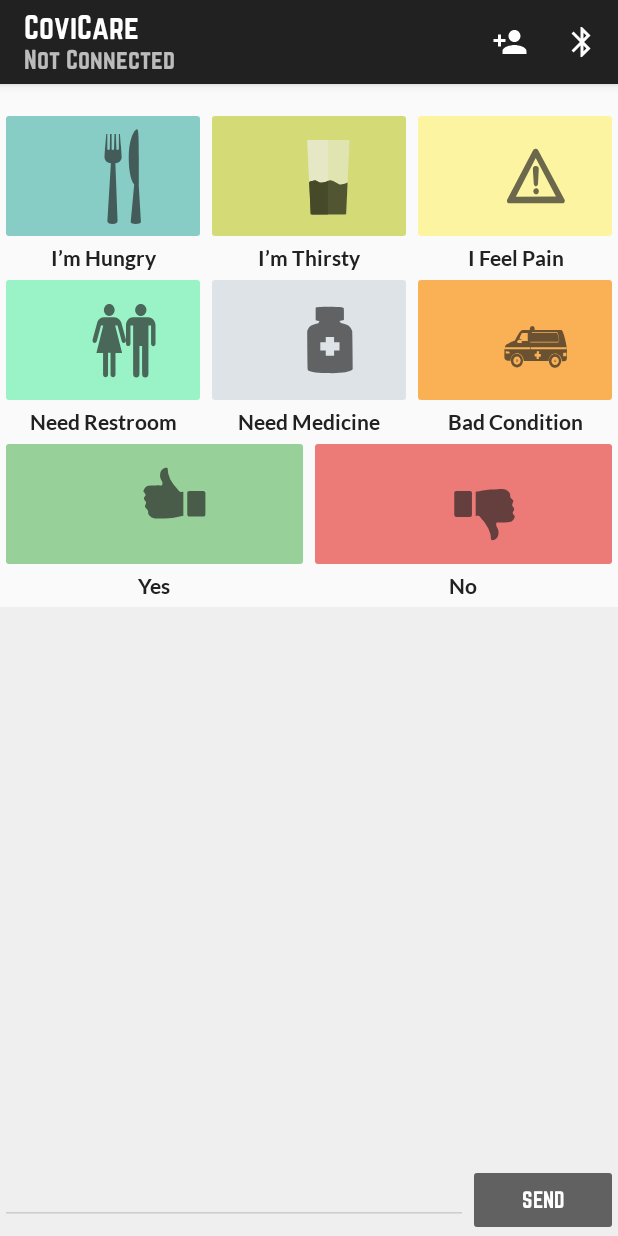
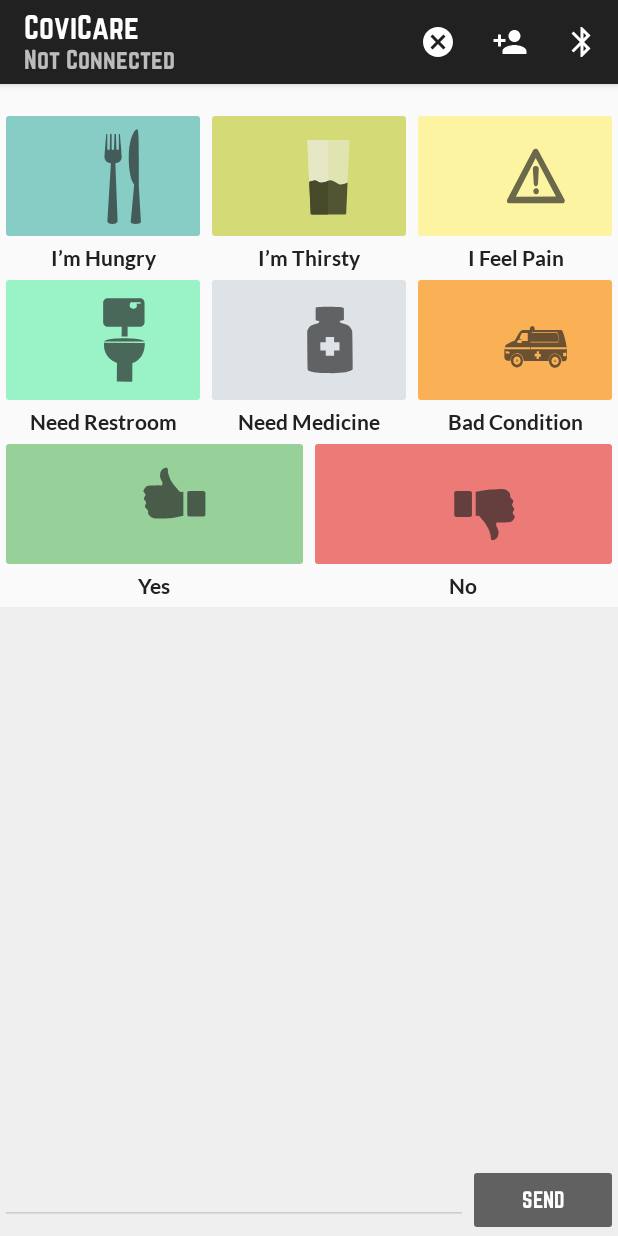
Before and after one commit to alishrara99/CoviCare, an Android app: the screen it shows after launch (MainActivity), after a tap on "Switch on Bluetooth", on a phone screen of 412 x 824 dp. Run offline under Robolectric (Android 15) with nearby library versions, the light colour scheme and no system bars.

Commit message:
Out of beta

```diff
--- a/app/src/main/java/com/example/project1/MainActivity.java
+++ b/app/src/main/java/com/example/project1/MainActivity.java
@@ -1,31 +1,28 @@
 package com.example.project1;
 
 import androidx.annotation.NonNull;
-import androidx.annotation.Nullable;
 import androidx.appcompat.app.AlertDialog;
 import androidx.appcompat.app.AppCompatActivity;
-import androidx.appcompat.widget.Toolbar;
 import androidx.core.app.ActivityCompat;
+import androidx.core.app.NotificationCompat;
 import androidx.core.content.ContextCompat;
 
+import android.app.Notification;
+import android.app.NotificationManager;
 import android.Manifest;
-import android.app.ActionBar;
+import android.app.PendingIntent;
 import android.bluetooth.BluetoothAdapter;
 import android.content.Context;
 import android.content.DialogInterface;
 import android.content.Intent;
 import android.content.pm.PackageManager;
-import android.content.res.Resources;
-import android.graphics.Typeface;
-import android.graphics.drawable.Drawable;
+import android.media.MediaPlayer;
 import android.os.Bundle;
 import android.os.Handler;
 import android.os.Message;
-import android.text.Html;
 import android.view.Menu;
 import android.view.MenuItem;
 import android.widget.ImageButton;
-import android.widget.TextView;
 import android.widget.Toast;
 import android.view.View;
 import android.widget.ArrayAdapter;
@@ -43,6 +40,7 @@ public class MainActivity extends AppCompatActivity {
     private Context context;
     private BluetoothAdapter bluetoothAdapter;
     private ChatUtils chatUtils;
+
 
     private ListView listMainChat;
     private EditText edCreateMessage;
@@ -71,6 +69,8 @@ public class MainActivity extends AppCompatActivity {
     public static final String DEVICE_NAME = "deviceName";
     public static final String TOAST = "toast";
     private String connectedDevice;
+
+    private final Handler delay = new Handler();
 
     private Handler handler = new Handler(new Handler.Callback() {
         @Override
@@ -101,12 +101,15 @@ public class MainActivity extends AppCompatActivity {
                     String outputBuffer = new String(buffer1);
                     String time = new SimpleDateFormat("hh:mm ", Locale.getDefault()).format(Calendar.getInstance().getTime());
                     adapterMainChat.add(time + "Me: " + outputBuffer);
+                    sound_msg_sent();
                     break;
                 case MESSAGE_READ:
                     byte[] buffer = (byte[]) message.obj;
                     String inputBuffer = new String(buffer, 0, message.arg1);
                     String time2 = new SimpleDateFormat("hh:mm ", Locale.getDefault()).format(Calendar.getInstance().getTime());
                     adapterMainChat.add(time2 + connectedDevice + ": " + inputBuffer);
+                    //addNotification(inputBuffer);
+                    //notification(inputBuffer);
                     break;
                 case MESSAGE_DEVICE_NAME:
                     connectedDevice = message.getData().getString(DEVICE_NAME);
@@ -128,15 +131,17 @@ public class MainActivity extends AppCompatActivity {
     protected void onCreate(Bundle savedInstanceState) {
         super.onCreate(savedInstanceState);
         setContentView(R.layout.activity_main);
-        setState("Not Connected");
+
         context = this;
 
 
         init();
         initBluetooth();
         chatUtils = new ChatUtils(context, handler);
-        chatUtils.start();
-        //chatUtils.setState(chatUtils.STATE_NONE);
+        chatUtils.setState(ChatUtils.STATE_NONE);
+        if (initBluetooth()== true && bluetoothAdapter.isEnabled()) {
+            chatUtils.startListening();
+        }
 
 
     }
@@ -154,6 +159,8 @@ public class MainActivity extends AppCompatActivity {
         imgbtnmain7 = findViewById(R.id.imgbtn_main_7);
         imgbtnmain8 = findViewById(R.id.imgbtn_main_8);
         imgbtnmain9 = findViewById(R.id.imgbtn_main_9);
+
+
 
 
         adapterMainChat = new ArrayAdapter<String>(context, R.layout.message_layout);
@@ -265,27 +272,31 @@ public class MainActivity extends AppCompatActivity {
     @Override
     public boolean onOptionsItemSelected(MenuItem item) {
         switch (item.getItemId()) {
-            /*case R.id.menu_disconnect:
+               case R.id.menu_disconnect:
                 if (initBluetooth()==true && chatUtils.getState()==ChatUtils.STATE_CONNECTED) {
-                    chatUtils.stop();
                     chatUtils.connectionLost();
                 }
                 else
                     Toast.makeText(context, "Not Connected!", Toast.LENGTH_SHORT).show();
-                return true; */
+                return true;
             case R.id.menu_search_devices:
                 if (initBluetooth()==true) {
-                    if (bluetoothAdapter.isEnabled())
+                    if (bluetoothAdapter.isEnabled() && !(chatUtils.getState()==ChatUtils.STATE_CONNECTED)) {
                         checkPermissions();
-                    else
+                    }
+                    else if (bluetoothAdapter.isEnabled()){
+                        Toast.makeText(context, "Disconnect Current Device First!", Toast.LENGTH_SHORT).show();
+                    } else
                         Toast.makeText(context, "Enable Bluetooth First!", Toast.LENGTH_SHORT).show();
                 }
                 else
                     Toast.makeText(context, "Device Not Supported!", Toast.LENGTH_SHORT).show();
                 return true;
             case R.id.menu_enable_bluetooth:
-                if (initBluetooth()==true)
-                enableBluetooth();
+                if (initBluetooth()==true) {
+                    enableBluetooth();
+
+                }
                 else
                     Toast.makeText(context, "Device Not Supported!", Toast.LENGTH_SHORT).show();
                 return true;
@@ -344,6 +355,12 @@ public class MainActivity extends AppCompatActivity {
         if (!bluetoothAdapter.isEnabled()) {
             bluetoothAdapter.enable();
             Toast.makeText(context, "Enabled Bluetooth", Toast.LENGTH_SHORT).show();
+            delay.postDelayed(new Runnable() {
+                @Override
+                public void run() {
+                    chatUtils.startListening();
+                }
+            }, 2500);
         }else{
             Toast.makeText(context, "Bluetooth already enabled!", Toast.LENGTH_SHORT).show();
         }
@@ -438,6 +455,50 @@ public class MainActivity extends AppCompatActivity {
 
     }
 
+    private void sound_msg_sent(){
+        final MediaPlayer sound_msg_sent = MediaPlayer.create(this, R.raw.msg_sent);
+        sound_msg_sent.start();
+    }
+
+   /* private void addNotification(String getString) {
+        // Builds your notification
+        NotificationCompat.Builder builder = new NotificationCompat.Builder(this)
+                .setSmallIcon(R.mipmap.ic_covicare_round)
+                .setContentTitle("CoviCare")
+                .setContentText(getString);
+
+        // Creates the intent needed to show the notification
+        Intent notificationIntent = new Intent(this, MainActivity.class);
+        PendingIntent contentIntent = PendingIntent.getActivity(this, 0, notificationIntent, PendingIntent.FLAG_UPDATE_CURRENT);
+        builder.setContentIntent(contentIntent);
+
+        // Add as notification
+        NotificationManager manager = (NotificationManager) getSystemService(Context.NOTIFICATION_SERVICE);
+        manager.notify(0, builder.build());
+    }
+
+    private void notification(String getString) {
+        NotificationCompat.Builder builder= new
+                NotificationCompat.Builder(this);
+        builder.setAutoCancel(true);
+        builder.setContentTitle("CoviCare");
+        builder.setContentText(getString);
+        builder.setSmallIcon(R.mipmap.ic_covicare_round);
+
+        Intent intent=new Intent(this, MainActivity.class);
+        PendingIntent pendingIntent= PendingIntent.getActivity(this, 0, intent, PendingIntent.FLAG_UPDATE_CURRENT);
+        builder.setContentIntent(pendingIntent);
+        builder.setDefaults(Notification.DEFAULT_VIBRATE);
+        builder.setDefaults(Notification.DEFAULT_SOUND);
+
+
+        NotificationManager notificationManager= (NotificationManager)
+                getSystemService(NOTIFICATION_SERVICE);
+        notificationManager.notify(0, builder.build());
+    }
+
+
+*/
 
 
     /*@Override
--- a/app/src/main/res/drawable/ic_bathroom_enabled.xml
+++ b/app/src/main/res/drawable/ic_bathroom_enabled.xml
@@ -4,15 +4,7 @@
     android:viewportWidth="72"
     android:viewportHeight="72">
   <path
-      android:pathData="M61.18,19.99c2.09,0 3.77,-1.78 3.77,-4c0,-2.2 -1.69,-3.99 -3.77,-3.99c-2.07,0 -3.76,1.79 -3.76,3.99C57.42,18.21 59.11,19.99 61.18,19.99z"
-      android:fillColor="#212121"/>
-  <path
-      android:pathData="M56.09,58.76c0,1.24 0.93,2.24 2.1,2.24c1.16,0 2.11,-1 2.11,-2.24v-18.8h1.77v18.8c0,1.24 0.95,2.24 2.11,2.24c1.17,0 2.1,-1 2.1,-2.24l0.01,-32.41h1.76v11.95c0,2.41 2.95,2.41 2.95,0V26.08c0,-2.65 -1.94,-5.25 -4.87,-5.25l-9.97,-0.01c-2.67,0 -4.82,2.31 -4.82,5.19v12.28c0,2.38 2.96,2.38 2.96,0V26.34h1.79L56.09,58.76L56.09,58.76z"
-      android:fillColor="#212121"/>
-  <path
-      android:pathData="M43.51,20.81c2.51,0 4.3,2.3 4.68,3.55l3.07,11.24c0.61,2.41 -2.15,3.41 -2.81,1.06l-2.76,-10.31h-1.59l4.63,18.33h-4.41v14.3c0,2.44 -3.29,2.43 -3.29,0V44.58h-1.67v14.36c0,2.47 -3.31,2.47 -3.31,0V44.67H31.6l4.58,-18.33h-1.52L31.9,36.68c-0.65,2.25 -3.44,1.34 -2.8,-1.09l3.07,-11.24c0.33,-1.28 1.78,-3.55 4.3,-3.55L43.51,20.81L43.51,20.81z"
-      android:fillColor="#212121"/>
-  <path
-      android:pathData="M40.17,19.97c1.98,0 3.58,-1.78 3.58,-3.98c0,-2.21 -1.6,-3.99 -3.58,-3.99s-3.58,1.78 -3.58,3.99C36.59,18.18 38.19,19.97 40.17,19.97z"
-      android:fillColor="#212121"/>
+      android:pathData="M55.6,51.4l-0.1,12.4l-10.3,-0.1l0.1,-12.4c0,0 -9.5,-2.9 -8.6,-13.4l27.1,0.1C63.9,38.1 64.6,48.4 55.6,51.4L55.6,51.4zM50,34.9c12,0 13.9,2.1 13.9,2.1h-27C36.8,37 38,34.9 50,34.9zM60.6,27.2h-8.2v6.4h-4l0.1,-6.4h-9.3c-1.7,0 -3.1,-1.4 -3.1,-3.1V11.3c0,-1.7 1.4,-3.1 3.1,-3.1h21.4c1.7,0 3.1,1.4 3.1,3.1v12.8C63.7,25.8 62.3,27.2 60.6,27.2L60.6,27.2zM61.1,10.8h-6.6l-0.5,0.9c0,0 -0.2,0.9 -0.2,1.5c0,1.4 1.2,2 2.5,2s2.3,-0.6 2.3,-2c0,-0.5 0,-1 -0.3,-1.4h2.8L61.1,10.8L61.1,10.8z"
+      android:fillColor="#212121"
+      android:fillType="evenOdd"/>
 </vector>
--- a/app/src/main/res/menu/menu_main_activity.xml
+++ b/app/src/main/res/menu/menu_main_activity.xml
@@ -3,11 +3,11 @@
 <menu xmlns:android="http://schemas.android.com/apk/res/android"
 xmlns:app="http://schemas.android.com/apk/res-auto">
 
-<!--<item
+<item
         android:id="@+id/menu_disconnect"
         android:icon="@drawable/ic_disconnect"
         android:title="@string/str_menu_disconnect"
-        app:showAsAction="always" /> -->
+        app:showAsAction="always" />
 <item
     android:id="@+id/menu_search_devices"
     android:icon="@drawable/ic_person_add"
```
Also changed, not shown: app/src/main/java/com/example/project1/ChatUtils.java (+12 -3 lines), 1 other file.
